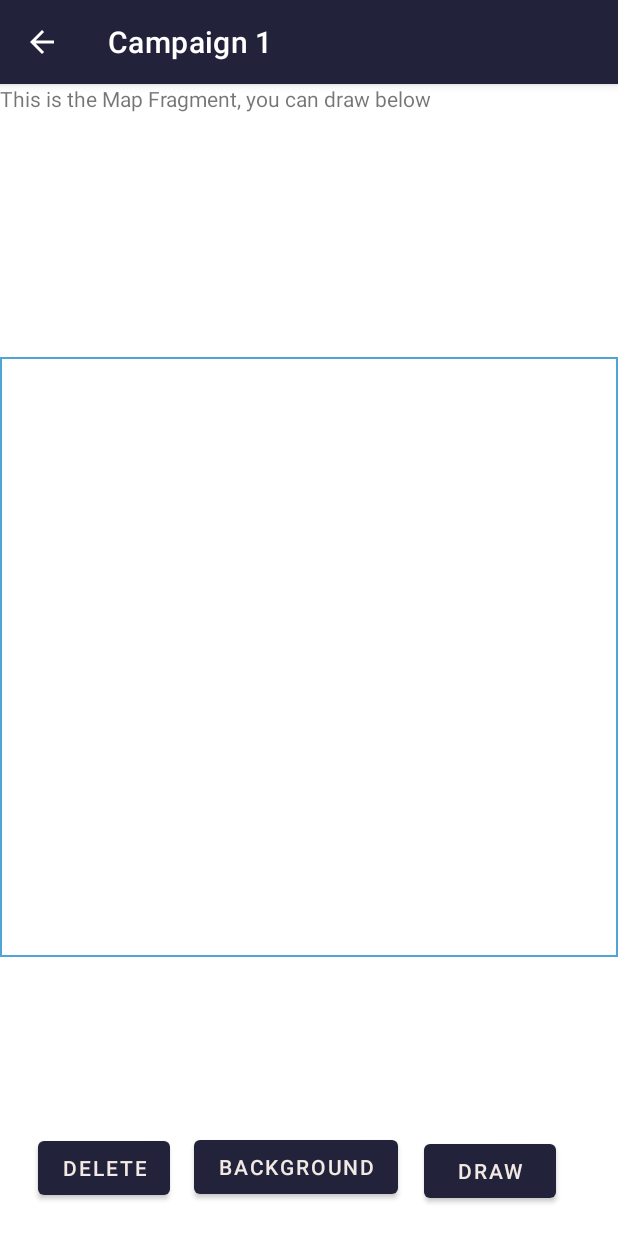
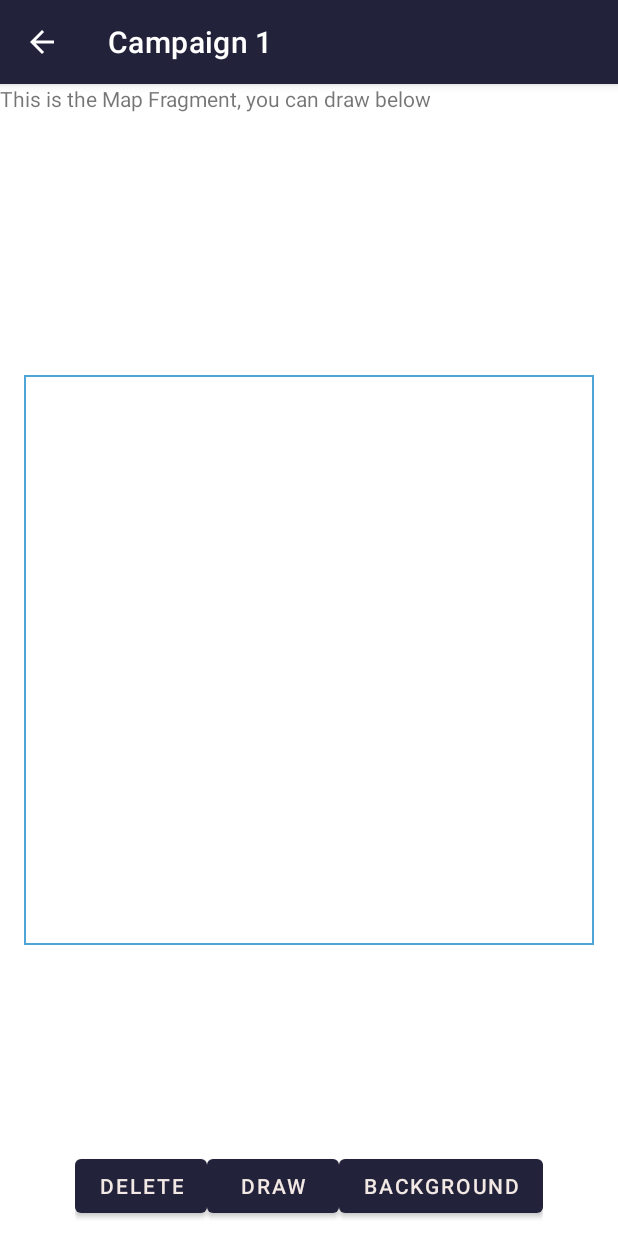
Before and after one commit to ygteker/paperless-pen-and-paper, an Android app: the fragment MapFragment placed in its activity, on a phone screen of 412 x 824 dp. Run offline under Robolectric (Android 15) with nearby library versions, the phone set to English and light mode, and no system bars.

Commit message:
canvas is now a square instead of fixed height and screen width

```diff
--- a/frontend/app/src/main/java/lmu/msp/frontend/ui/campaign/MapFragment.kt
+++ b/frontend/app/src/main/java/lmu/msp/frontend/ui/campaign/MapFragment.kt
@@ -20,7 +20,7 @@ class MapFragment : Fragment(R.layout.fragment_map) {
         savedInstanceState: Bundle?
     ): View? {
         val view = inflater.inflate(R.layout.fragment_map, container, false)
-        val relativeLayout = view.findViewById<RelativeLayout>(R.id.rect)
+        val relativeLayout = view.findViewById<RelativeLayout>(R.id.canvas_layout)
         val canvas_bg = view.findViewById<ImageView>(R.id.canvas_bg)
 
         val myCanvasView = MyCanvasView(view.context)
--- a/frontend/app/src/main/res/layout/fragment_map.xml
+++ b/frontend/app/src/main/res/layout/fragment_map.xml
@@ -14,12 +14,38 @@
         android:layout_width="match_parent"
         android:layout_height="match_parent">
 
+        <LinearLayout
+            android:layout_width="wrap_content"
+            android:layout_height="wrap_content"
+            android:layout_alignParentBottom="true"
+            android:layout_marginBottom="9dp"
+            android:layout_centerHorizontal="true">
+
+            <Button
+                android:id="@+id/delete"
+                android:layout_width="wrap_content"
+                android:layout_height="wrap_content"
+                android:text="delete" />
+
+            <Button
+                android:id="@+id/draw"
+                android:layout_width="wrap_content"
+                android:layout_height="wrap_content"
+                android:text="draw" />
+
+            <Button
+                android:id="@+id/background"
+                android:layout_width="wrap_content"
+                android:layout_height="wrap_content"
+                android:text="background" />
+        </LinearLayout>
+
         <RelativeLayout
-            android:id="@+id/rect"
-            android:layout_width="match_parent"
-            android:layout_height="400dp"
-            android:layout_alignParentBottom="true"
-            android:layout_marginBottom="186dp"
+            android:id="@+id/canvas_layout"
+            android:layout_width="380dp"
+            android:layout_height="380dp"
+            android:layout_centerHorizontal="true"
+            android:layout_centerVertical="true"
             android:background="@drawable/canvas_border">
 
 
@@ -27,40 +53,12 @@
                 android:id="@+id/canvas_bg"
                 android:layout_width="match_parent"
                 android:layout_height="match_parent"
-                android:contentDescription="Canvas Background" />
+                android:contentDescription="@string/canvas_background" />
 
 
         </RelativeLayout>
 
-        <Button
-            android:id="@+id/delete"
-            android:layout_width="wrap_content"
-            android:layout_height="wrap_content"
-            android:layout_alignParentStart="true"
-            android:layout_alignParentBottom="true"
-            android:layout_marginStart="25dp"
-            android:layout_marginBottom="21dp"
-            android:text="delete" />
 
-        <Button
-            android:id="@+id/draw"
-            android:layout_width="wrap_content"
-            android:layout_height="wrap_content"
-            android:layout_alignBottom="@+id/delete"
-            android:layout_marginStart="169dp"
-            android:layout_marginBottom="-2dp"
-            android:layout_toEndOf="@+id/delete"
-            android:text="draw" />
-
-        <Button
-            android:id="@+id/background"
-            android:layout_width="wrap_content"
-            android:layout_height="wrap_content"
-            android:layout_alignParentBottom="true"
-            android:layout_marginStart="16dp"
-            android:layout_marginBottom="22dp"
-            android:layout_toEndOf="@+id/delete"
-            android:text="background" />
     </RelativeLayout>
 
 </FrameLayout>
--- a/frontend/app/src/main/res/values/strings.xml
+++ b/frontend/app/src/main/res/values/strings.xml
@@ -24,6 +24,7 @@
     <string name="title_messages">Messages</string>
     <string name="title_message">{sender_name}</string>
     <string name="delete_button_title">delete</string>
+    <string name="canvas_background">Canvas Background</string>
 
 
     <string-array name="profile_list_items">
```
